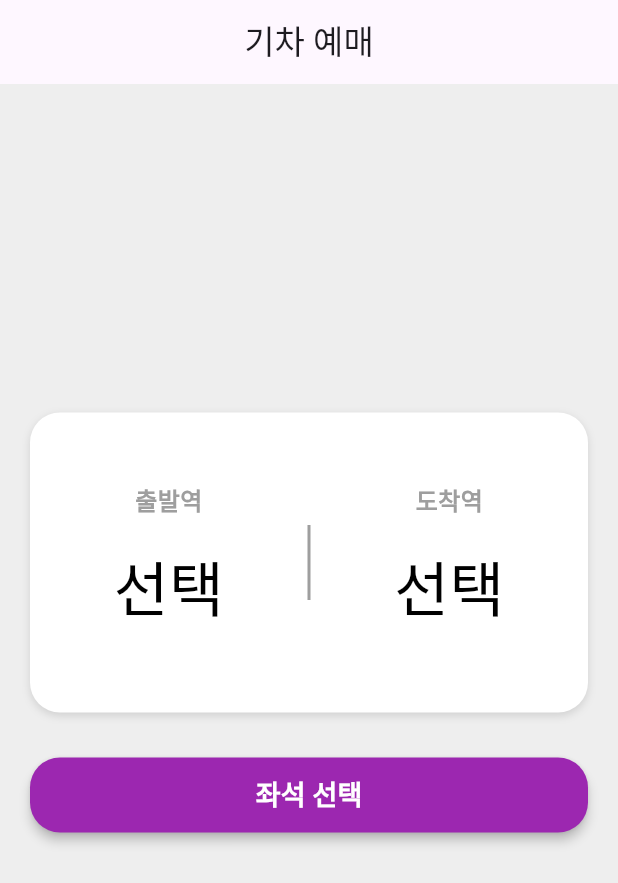
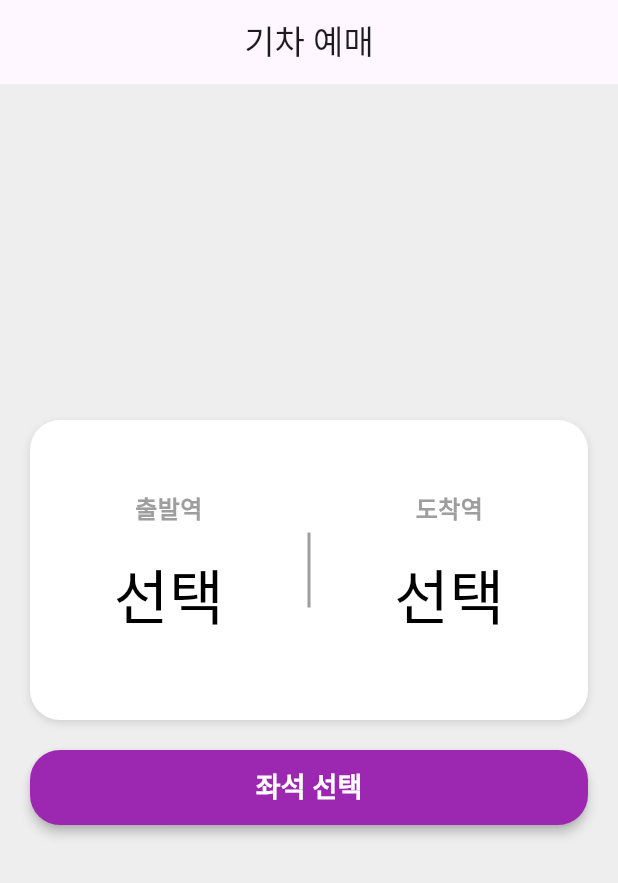
Before and after one commit to sengpari/flutter_train_app, a Flutter app: the screen it shows after launch, on a phone screen of 412 x 824 dp. Shown: the top 883 px of the screen. Run offline on Flutter 3.47's test engine with Material 3 defaults, Android fonts, the phone set to English and light mode, and no system bars.

Commit message:
좌석 선택 버튼과 출발역 및 도착역 감싸고 있는 박스의 간격 수정

```diff
--- a/lib/homePage.dart
+++ b/lib/homePage.dart
@@ -76,11 +76,12 @@ class _HomePageState extends State<HomePage> {
                         },
                         child: Text(
                           departureStation ?? '선택',
-    style: const TextStyle(fontSize: 40, color: Colors.black),
+                          style: const TextStyle(
+                            fontSize: 40,
+                            color: Colors.black,
                           ),
                         ),
-
-
+                      ),
                     ],
                   ),
                   Container(width: 2, height: 50, color: Colors.grey),
@@ -116,17 +117,18 @@ TextButton(
                         },
                         child: Text(
                           arrivalStation ?? '선택',
-    style: const TextStyle(fontSize: 40, color: Colors.black),
+                          style: const TextStyle(
+                            fontSize: 40,
+                            color: Colors.black,
                           ),
                         ),
-
-
+                      ),
                     ],
                   ),
                 ],
               ),
             ),
-            const SizedBox(height: 30),
+            const SizedBox(height: 20),
             SizedBox(
               width: double.infinity,
               height: 50,
```
Lines whose indentation alone changed are shown as unchanged.
